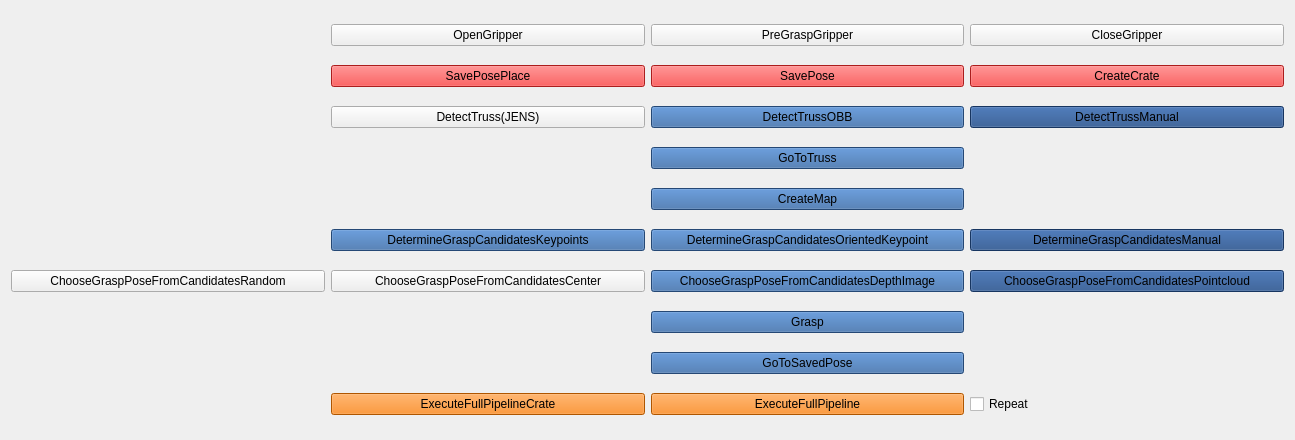
First picture: the form in rqt_user_interface/resource/rqt.ui, repository LuukvandenBent/learning_approach_to_robotic_grasping_of_vine_tomatoes, before the edit.
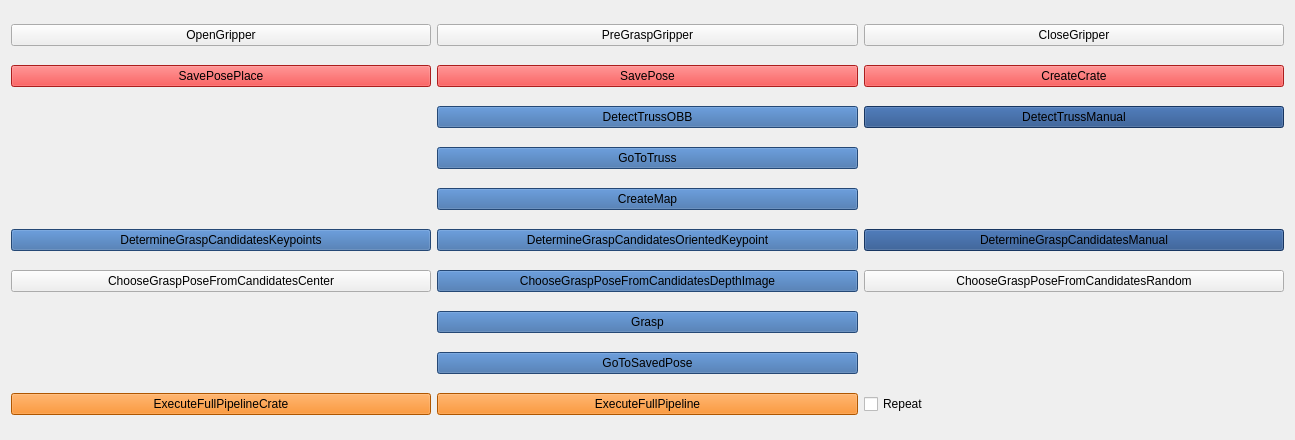
Second picture: the form after the edit.

What changed in the file:
```diff
--- a/rqt_user_interface/resource/rqt.ui
+++ b/rqt_user_interface/resource/rqt.ui
@@ -2275,13 +2275,6 @@
      </property>
     </widget>
    </item>
-   <item row="10" column="0">
-    <widget class="QPushButton" name="ChooseGraspPoseFromCandidatesRandom">
-     <property name="text">
-      <string>ChooseGraspPoseFromCandidatesRandom</string>
-     </property>
-    </widget>
-   </item>
    <item row="8" column="3">
     <widget class="QPushButton" name="DetermineGraspCandidatesManual">
      <property name="palette">
@@ -2744,455 +2737,6 @@
      </property>
     </widget>
    </item>
-   <item row="10" column="3">
-    <widget class="QPushButton" name="ChooseGraspPoseFromCandidatesPointcloud">
-     <property name="palette">
-      <palette>
-       <active>
-        <colorrole role="WindowText">
-         <brush brushstyle="SolidPattern">
-          <color alpha="255">
-           <red>0</red>
-           <green>0</green>
-           <blue>0</blue>
-          </color>
-         </brush>
-        </colorrole>
-        <colorrole role="Button">
-         <brush brushstyle="SolidPattern">
-          <color alpha="255">
-           <red>32</red>
-           <green>74</green>
-           <blue>135</blue>
-          </color>
-         </brush>
-        </colorrole>
-        <colorrole role="Light">
-         <brush brushstyle="SolidPattern">
-          <color alpha="255">
-           <red>48</red>
-           <green>111</green>
-           <blue>203</blue>
-          </color>
-         </brush>
-        </colorrole>
-        <colorrole role="Midlight">
-         <brush brushstyle="SolidPattern">
-          <color alpha="255">
-           <red>40</red>
-           <green>92</green>
-           <blue>169</blue>
-          </color>
-         </brush>
-        </colorrole>
-        <colorrole role="Dark">
-         <brush brushstyle="SolidPattern">
-          <color alpha="255">
-           <red>16</red>
-           <green>37</green>
-           <blue>67</blue>
-          </color>
-         </brush>
-        </colorrole>
-        <colorrole role="Mid">
-         <brush brushstyle="SolidPattern">
-          <color alpha="255">
-           <red>21</red>
-           <green>49</green>
-           <blue>90</blue>
-          </color>
-         </brush>
-        </colorrole>
-        <colorrole role="Text">
-         <brush brushstyle="SolidPattern">
-          <color alpha="255">
-           <red>0</red>
-           <green>0</green>
-           <blue>0</blue>
-          </color>
-         </brush>
-        </colorrole>
-        <colorrole role="BrightText">
-         <brush brushstyle="SolidPattern">
-          <color alpha="255">
-           <red>255</red>
-           <green>255</green>
-           <blue>255</blue>
-          </color>
-         </brush>
-        </colorrole>
-        <colorrole role="ButtonText">
-         <brush brushstyle="SolidPattern">
-          <color alpha="255">
-           <red>0</red>
-           <green>0</green>
-           <blue>0</blue>
-          </color>
-         </brush>
-        </colorrole>
-        <colorrole role="Base">
-         <brush brushstyle="SolidPattern">
-          <color alpha="255">
-           <red>255</red>
-           <green>255</green>
-           <blue>255</blue>
-          </color>
-         </brush>
-        </colorrole>
-        <colorrole role="Window">
-         <brush brushstyle="SolidPattern">
-          <color alpha="255">
-           <red>32</red>
-           <green>74</green>
-           <blue>135</blue>
-          </color>
-         </brush>
-        </colorrole>
-        <colorrole role="Shadow">
-         <brush brushstyle="SolidPattern">
-          <color alpha="255">
-           <red>0</red>
-           <green>0</green>
-           <blue>0</blue>
-          </color>
-         </brush>
-        </colorrole>
-        <colorrole role="AlternateBase">
-         <brush brushstyle="SolidPattern">
-          <color alpha="255">
-           <red>143</red>
-           <green>164</green>
-           <blue>195</blue>
-          </color>
-         </brush>
-        </colorrole>
-        <colorrole role="ToolTipBase">
-         <brush brushstyle="SolidPattern">
-          <color alpha="255">
-           <red>255</red>
-           <green>255</green>
-           <blue>220</blue>
-          </color>
-         </brush>
-        </colorrole>
-        <colorrole role="ToolTipText">
-         <brush brushstyle="SolidPattern">
-          <color alpha="255">
-           <red>0</red>
-           <green>0</green>
-           <blue>0</blue>
-          </color>
-         </brush>
-        </colorrole>
-        <colorrole role="PlaceholderText">
-         <brush brushstyle="SolidPattern">
-          <color alpha="128">
-           <red>0</red>
-           <green>0</green>
-           <blue>0</blue>
-          </color>
-         </brush>
-        </colorrole>
-       </active>
-       <inactive>
-        <colorrole role="WindowText">
-         <brush brushstyle="SolidPattern">
-          <color alpha="255">
-           <red>0</red>
-           <green>0</green>
-           <blue>0</blue>
-          </color>
-         </brush>
-        </colorrole>
-        <colorrole role="Button">
-         <brush brushstyle="SolidPattern">
-          <color alpha="255">
-           <red>32</red>
-           <green>74</green>
-           <blue>135</blue>
-          </color>
-         </brush>
-        </colorrole>
-        <colorrole role="Light">
-         <brush brushstyle="SolidPattern">
-          <color alpha="255">
-           <red>48</red>
-           <green>111</green>
-           <blue>203</blue>
-          </color>
-         </brush>
-        </colorrole>
-        <colorrole role="Midlight">
-         <brush brushstyle="SolidPattern">
-          <color alpha="255">
-           <red>40</red>
-           <green>92</green>
-           <blue>169</blue>
-          </color>
-         </brush>
-        </colorrole>
-        <colorrole role="Dark">
-         <brush brushstyle="SolidPattern">
-          <color alpha="255">
-           <red>16</red>
-           <green>37</green>
-           <blue>67</blue>
-          </color>
-         </brush>
-        </colorrole>
-        <colorrole role="Mid">
-         <brush brushstyle="SolidPattern">
-          <color alpha="255">
-           <red>21</red>
-           <green>49</green>
-           <blue>90</blue>
-          </color>
-         </brush>
-        </colorrole>
-        <colorrole role="Text">
-         <brush brushstyle="SolidPattern">
-          <color alpha="255">
-           <red>0</red>
-           <green>0</green>
-           <blue>0</blue>
-          </color>
-         </brush>
-        </colorrole>
-        <colorrole role="BrightText">
-         <brush brushstyle="SolidPattern">
-          <color alpha="255">
-           <red>255</red>
-           <green>255</green>
-           <blue>255</blue>
-          </color>
-         </brush>
-        </colorrole>
-        <colorrole role="ButtonText">
-         <brush brushstyle="SolidPattern">
-          <color alpha="255">
-           <red>0</red>
-           <green>0</green>
-           <blue>0</blue>
-          </color>
-         </brush>
-        </colorrole>
-        <colorrole role="Base">
-         <brush brushstyle="SolidPattern">
-          <color alpha="255">
-           <red>255</red>
-           <green>255</green>
-           <blue>255</blue>
-          </color>
-         </brush>
-        </colorrole>
-        <colorrole role="Window">
-         <brush brushstyle="SolidPattern">
-          <color alpha="255">
-           <red>32</red>
-           <green>74</green>
-           <blue>135</blue>
-          </color>
-         </brush>
-        </colorrole>
-        <colorrole role="Shadow">
-         <brush brushstyle="SolidPattern">
-          <color alpha="255">
-           <red>0</red>
-           <green>0</green>
-           <blue>0</blue>
-          </color>
-         </brush>
-        </colorrole>
-        <colorrole role="AlternateBase">
-         <brush brushstyle="SolidPattern">
-          <color alpha="255">
-           <red>143</red>
-           <green>164</green>
-           <blue>195</blue>
-          </color>
-         </brush>
-        </colorrole>
-        <colorrole role="ToolTipBase">
-         <brush brushstyle="SolidPattern">
-          <color alpha="255">
-           <red>255</red>
-           <green>255</green>
-           <blue>220</blue>
-          </color>
-         </brush>
-        </colorrole>
-        <colorrole role="ToolTipText">
-         <brush brushstyle="SolidPattern">
-          <color alpha="255">
-           <red>0</red>
-           <green>0</green>
-           <blue>0</blue>
-          </color>
-         </brush>
-        </colorrole>
-        <colorrole role="PlaceholderText">
-         <brush brushstyle="SolidPattern">
-          <color alpha="128">
-           <red>0</red>
-           <green>0</green>
-           <blue>0</blue>
-          </color>
-         </brush>
-        </colorrole>
-       </inactive>
-       <disabled>
-        <colorrole role="WindowText">
-         <brush brushstyle="SolidPattern">
-          <color alpha="255">
-           <red>16</red>
-           <green>37</green>
-           <blue>67</blue>
-          </color>
-         </brush>
-        </colorrole>
-        <colorrole role="Button">
-         <brush brushstyle="SolidPattern">
-          <color alpha="255">
-           <red>32</red>
-           <green>74</green>
-           <blue>135</blue>
-          </color>
-         </brush>
-        </colorrole>
-        <colorrole role="Light">
-         <brush brushstyle="SolidPattern">
-          <color alpha="255">
-           <red>48</red>
-           <green>111</green>
-           <blue>203</blue>
-          </color>
-         </brush>
-        </colorrole>
-        <colorrole role="Midlight">
-         <brush brushstyle="SolidPattern">
-          <color alpha="255">
-           <red>40</red>
-           <green>92</green>
-           <blue>169</blue>
-          </color>
-         </brush>
-        </colorrole>
-        <colorrole role="Dark">
-         <brush brushstyle="SolidPattern">
-          <color alpha="255">
-           <red>16</red>
-           <green>37</green>
-           <blue>67</blue>
-          </color>
-         </brush>
-        </colorrole>
-        <colorrole role="Mid">
-         <brush brushstyle="SolidPattern">
-          <color alpha="255">
-           <red>21</red>
-           <green>49</green>
-           <blue>90</blue>
-          </color>
-         </brush>
-        </colorrole>
-        <colorrole role="Text">
-         <brush brushstyle="SolidPattern">
-          <color alpha="255">
-           <red>16</red>
-           <green>37</green>
-           <blue>67</blue>
-          </color>
-         </brush>
-        </colorrole>
-        <colorrole role="BrightText">
-         <brush brushstyle="SolidPattern">
-          <color alpha="255">
-           <red>255</red>
-           <green>255</green>
-           <blue>255</blue>
-          </color>
-         </brush>
-        </colorrole>
-        <colorrole role="ButtonText">
-         <brush brushstyle="SolidPattern">
-          <color alpha="255">
-           <red>16</red>
-           <green>37</green>
-           <blue>67</blue>
-          </color>
-         </brush>
-        </colorrole>
-        <colorrole role="Base">
-         <brush brushstyle="SolidPattern">
-          <color alpha="255">
-           <red>32</red>
-           <green>74</green>
-           <blue>135</blue>
-          </color>
-         </brush>
-        </colorrole>
-        <colorrole role="Window">
-         <brush brushstyle="SolidPattern">
-          <color alpha="255">
-           <red>32</red>
-           <green>74</green>
-           <blue>135</blue>
-          </color>
-         </brush>
-        </colorrole>
-        <colorrole role="Shadow">
-         <brush brushstyle="SolidPattern">
-          <color alpha="255">
-           <red>0</red>
-           <green>0</green>
-           <blue>0</blue>
-          </color>
-         </brush>
-        </colorrole>
-        <colorrole role="AlternateBase">
-         <brush brushstyle="SolidPattern">
-          <color alpha="255">
-           <red>32</red>
-           <green>74</green>
-           <blue>135</blue>
-          </color>
-         </brush>
-        </colorrole>
-        <colorrole role="ToolTipBase">
-         <brush brushstyle="SolidPattern">
-          <color alpha="255">
-           <red>255</red>
-           <green>255</green>
-           <blue>220</blue>
-          </color>
-         </brush>
-        </colorrole>
-        <colorrole role="ToolTipText">
-         <brush brushstyle="SolidPattern">
-          <color alpha="255">
-           <red>0</red>
-           <green>0</green>
-           <blue>0</blue>
-          </color>
-         </brush>
-        </colorrole>
-        <colorrole role="PlaceholderText">
-         <brush brushstyle="SolidPattern">
-          <color alpha="128">
-           <red>0</red>
-           <green>0</green>
-           <blue>0</blue>
-          </color>
-         </brush>
-        </colorrole>
-       </disabled>
-      </palette>
-     </property>
-     <property name="text">
-      <string>ChooseGraspPoseFromCandidatesPointcloud</string>
-     </property>
-    </widget>
-   </item>
    <item row="6" column="2">
     <widget class="QPushButton" name="GoToTruss">
      <property name="palette">
@@ -5459,13 +5003,6 @@
      </property>
     </widget>
    </item>
-   <item row="5" column="1">
-    <widget class="QPushButton" name="DetectTruss">
-     <property name="text">
-      <string>DetectTruss(JENS)</string>
-     </property>
-    </widget>
-   </item>
    <item row="8" column="2">
     <widget class="QPushButton" name="DetermineGraspCandidatesOrientedKeypoint">
      <property name="palette">
@@ -7262,6 +6799,13 @@
      </property>
     </widget>
    </item>
+   <item row="10" column="3">
+    <widget class="QPushButton" name="ChooseGraspPoseFromCandidatesRandom">
+     <property name="text">
+      <string>ChooseGraspPoseFromCandidatesRandom</string>
+     </property>
+    </widget>
+   </item>
   </layout>
  </widget>
  <resources/>
```
